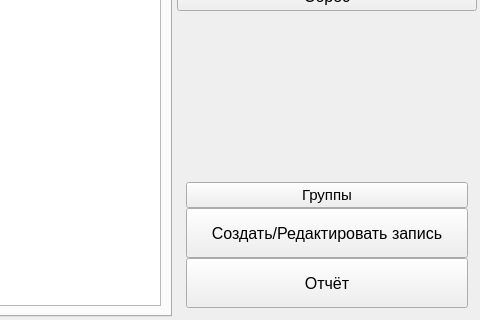
The window that ui/mainWindow.ui (Cy-Nec/hour_track) describes before a commit, drawn with Qt 5; both pictures show x 418 to 898 and y 212 to 532 of the 898 by 532 pixel window.
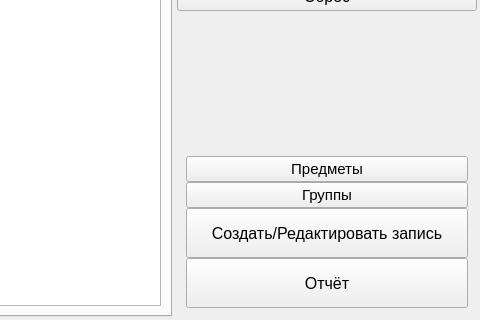
The same window after the commit.

Commit message: Новое окно

Diff of the .ui file:
```diff
--- a/ui/mainWindow.ui
+++ b/ui/mainWindow.ui
@@ -229,13 +229,20 @@
     </item>
     <item row="6" column="1" colspan="2">
      <widget class="QFrame" name="control_frame">
-      <layout class="QVBoxLayout" name="verticalLayout" stretch="0,0,0">
+      <layout class="QVBoxLayout" name="verticalLayout" stretch="0,0,0,0">
        <property name="spacing">
         <number>0</number>
        </property>
        <property name="sizeConstraint">
         <enum>QLayout::SetDefaultConstraint</enum>
        </property>
+       <item>
+        <widget class="QPushButton" name="btn_Subject">
+         <property name="text">
+          <string>Предметы</string>
+         </property>
+        </widget>
+       </item>
        <item>
         <widget class="QPushButton" name="btn_Group">
          <property name="text">
```
Left out of the diff: 2 changed lines with no effect on the pictures. The commit also changes 3 other files.
